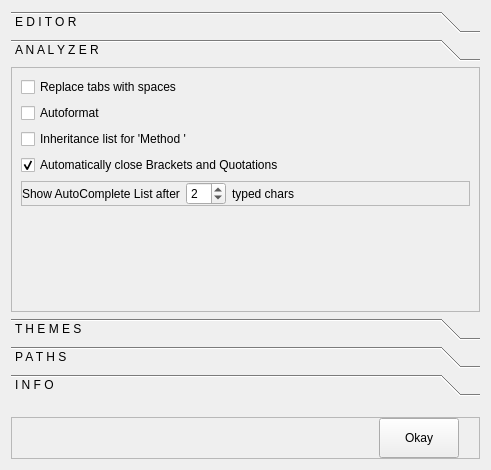
Qt form prefsdialog.ui (engor/Jentos.Code) before a commit.
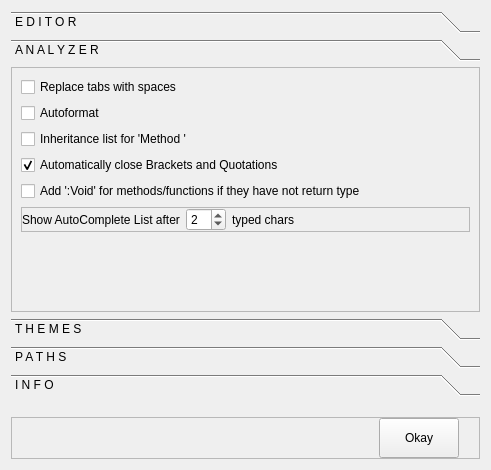
The same form after that commit. The open tabs and pages were chosen to show the change. Custom widgets are drawn as their Qt base class.

Commit message: * Add ':Void' for methods if they have no return type (on/off in Options -- Analyzer). * Refactor for theme adjusting.

```diff
--- a/prefsdialog.ui
+++ b/prefsdialog.ui
@@ -484,6 +484,13 @@
              </property>
             </widget>
            </item>
+           <item>
+            <widget class="QCheckBox" name="checkBoxAddVoidForMethods">
+             <property name="text">
+              <string>Add ':Void' for methods/functions if they have not return type</string>
+             </property>
+            </widget>
+           </item>
            <item>
             <widget class="QFrame" name="frame_2">
              <property name="frameShape">
```
Left out of the diff: 25 changed lines with no effect on the pictures. The commit also changes 10 other files.
